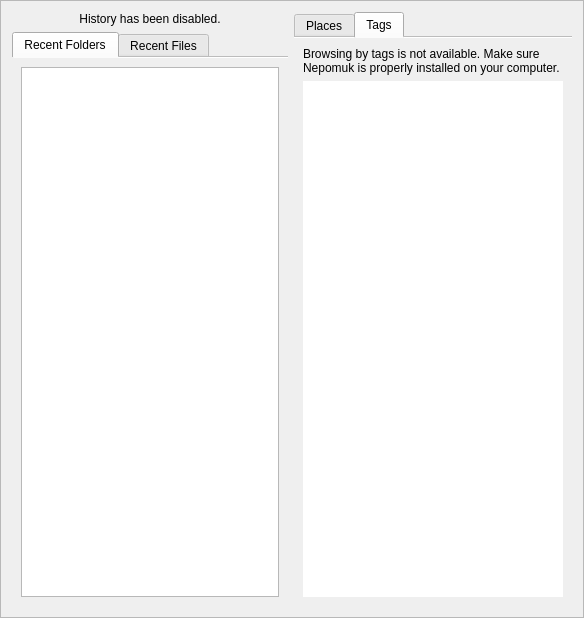
Before: the Qt Designer form app/startmainpage.ui in KDE/gwenview, drawn with Qt 5.
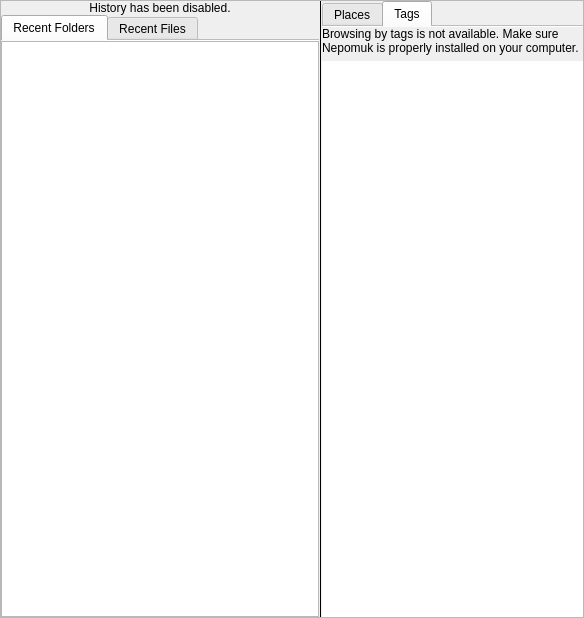
After: the same form once the commit is applied. The open tabs and pages were chosen to show the change. Custom widgets are drawn as their Qt base class.

Commit message:
Improve look homepage
Remove useless margin around list views and instead prefer adding
padding inside the delegates

What changed in the file:
```diff
--- a/app/startmainpage.ui
+++ b/app/startmainpage.ui
@@ -20,6 +20,21 @@
    <enum>QFrame::Sunken</enum>
   </property>
   <layout class="QHBoxLayout" name="horizontalLayout">
+   <property name="leftMargin">
+    <number>0</number>
+   </property>
+   <property name="topMargin">
+    <number>0</number>
+   </property>
+   <property name="rightMargin">
+    <number>0</number>
+   </property>
+   <property name="bottomMargin">
+    <number>0</number>
+   </property>
+   <property name="spacing">
+    <number>0</number>
+   </property>
    <item>
     <layout class="QVBoxLayout" name="verticalLayout_4">
      <item>
@@ -51,6 +66,18 @@
          <string>Recent Folders</string>
         </attribute>
         <layout class="QVBoxLayout" name="verticalLayout_5">
+         <property name="leftMargin">
+          <number>0</number>
+         </property>
+         <property name="topMargin">
+          <number>0</number>
+         </property>
+         <property name="rightMargin">
+          <number>0</number>
+         </property>
+         <property name="bottomMargin">
+          <number>0</number>
+         </property>
          <item>
           <widget class="Gwenview::ThumbnailView" name="mRecentFoldersView">
            <property name="editTriggers">
@@ -78,6 +105,13 @@
      </item>
     </layout>
    </item>
+   <item>
+    <widget class="QFrame" name="separator">
+     <property name="frameShape">
+      <enum>QFrame::VLine</enum>
+     </property>
+    </widget>
+   </item>
    <item>
     <widget class="QTabWidget" name="mPlacesTagsWidget">
      <property name="sizePolicy">
@@ -92,7 +126,7 @@
      <property name="documentMode">
       <bool>true</bool>
      </property>
-     <widget class="QWidget" name="placesTab">
+     <widget class="KFilePlacesView" name="mBookmarksView">
       <attribute name="title">
        <string>Places</string>
       </attribute>
@@ -114,6 +148,18 @@
        <string>Tags</string>
       </attribute>
       <layout class="QVBoxLayout" name="verticalLayout">
+       <property name="leftMargin">
+        <number>0</number>
+       </property>
+       <property name="topMargin">
+        <number>0</number>
+       </property>
+       <property name="rightMargin">
+        <number>0</number>
+       </property>
+       <property name="bottomMargin">
+        <number>0</number>
+       </property>
        <item>
         <widget class="QLabel" name="mTagLabel">
          <property name="text">
```
Left out of the diff: 30 changed lines with no effect on the pictures. The commit also changes 1 other file.
